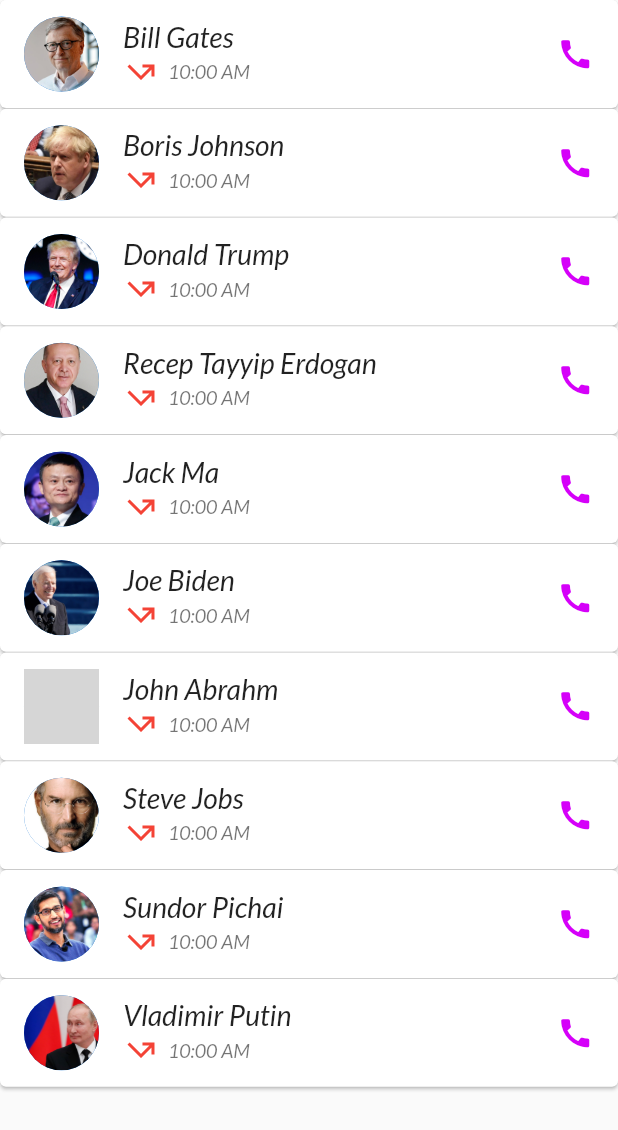
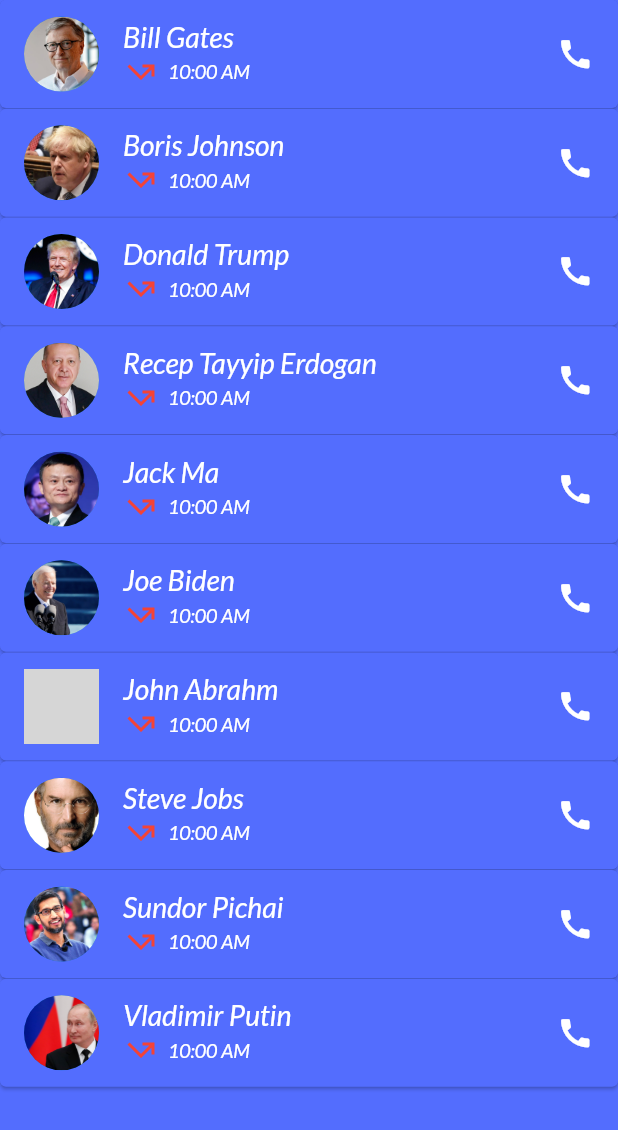
Before and after one commit to samirreaz/air_mail, a Flutter app: the CallScreen screen opened directly, on a phone screen of 412 x 824 dp. Shown: the top 1130 px of the screen. Run offline on Flutter 3.47's test engine with Material 2 defaults, Android fonts, the phone set to English and light mode, and no system bars; our stand-ins replace emoji_picker_flutter, image_picker; grey boxes are pictures that could not be loaded.

Commit message:
Modify text color and update background color

```diff
--- a/lib/Screens/calls_screen.dart
+++ b/lib/Screens/calls_screen.dart
@@ -54,6 +54,7 @@ class _CallScreenState extends State<CallScreen> {
       )
     ];
     return Scaffold(
+      backgroundColor: Colors.indigoAccent,
       body: ListView.builder(
         itemCount: calls.length,
         itemBuilder: (context, index) {
@@ -67,6 +68,7 @@ class _CallScreenState extends State<CallScreen> {
   Widget callCard(
       String name, IconData icon, Color color, String time, String img) {
     return Card(
+      color: Colors.indigoAccent,
       margin: EdgeInsets.only(bottom: 0.5),
       child: ListTile(
         leading: CircleAvatar(
@@ -74,7 +76,10 @@ class _CallScreenState extends State<CallScreen> {
           backgroundImage: AssetImage(img),
         ),
         title: Text(name,
-            style: TextStyle(fontSize: 19, fontWeight: FontWeight.w500)),
+            style: TextStyle(
+                fontSize: 19,
+                fontWeight: FontWeight.w500,
+                color: Colors.white)),
         subtitle: Row(
           children: [
             Icon(
@@ -84,14 +89,14 @@ class _CallScreenState extends State<CallScreen> {
             SizedBox(width: 6),
             Text(
               time,
-              style: TextStyle(fontSize: 13),
+              style: TextStyle(fontSize: 13, color: Colors.white),
             ),
           ],
         ),
         trailing: Icon(
           Icons.call,
           size: 25,
-          color: Colors.purpleAccent[400],
+          color: Colors.white,
         ),
       ),
     );
```
